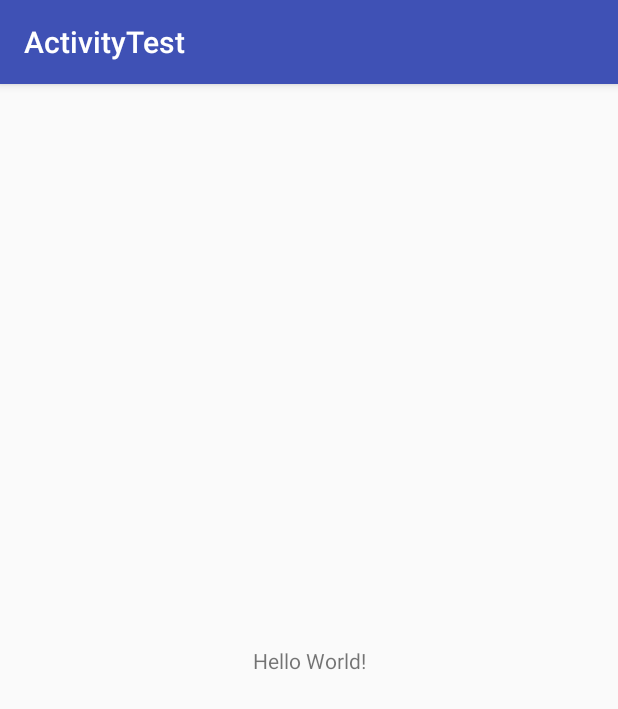
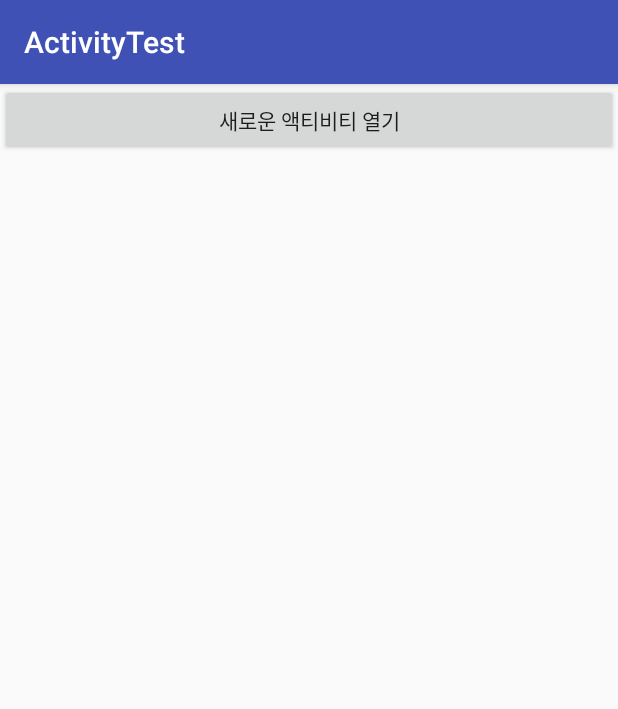
Before and after one commit to dodo1305/ActivityTest, an Android app: the screen it shows after launch (MainActivity), on a phone screen of 412 x 824 dp. Shown: the top 709 px of the screen. Run offline under Robolectric (Android 15) with nearby library versions, the phone set to English and light mode, and no system bars.

Commit message:
#2 two layouts

```diff
--- a/app/src/main/java/kr/hs/emirim/dodo1305/activitytest/SecondActivity.java
+++ b/app/src/main/java/kr/hs/emirim/dodo1305/activitytest/SecondActivity.java
@@ -4,7 +4,6 @@ import android.support.v7.app.AppCompatActivity;
 import android.os.Bundle;
 
 public class SecondActivity extends AppCompatActivity {
-
     @Override
     protected void onCreate(Bundle savedInstanceState) {
         super.onCreate(savedInstanceState);
--- a/app/src/main/res/layout/activity_main.xml
+++ b/app/src/main/res/layout/activity_main.xml
@@ -5,14 +5,11 @@
     android:layout_width="match_parent"
     android:layout_height="match_parent"
     tools:context="kr.hs.emirim.dodo1305.activitytest.MainActivity">
+   <Button
+       android:id="@+id/but_main"
+       android:layout_width="match_parent"
+       android:layout_height="wrap_content"
+       android:text="새로운 액티비티 열기" />
 
-    <TextView
-        android:layout_width="wrap_content"
-        android:layout_height="wrap_content"
-        android:text="Hello World!"
-        app:layout_constraintBottom_toBottomOf="parent"
-        app:layout_constraintLeft_toLeftOf="parent"
-        app:layout_constraintRight_toRightOf="parent"
-        app:layout_constraintTop_toTopOf="parent" />
 
 </android.support.constraint.ConstraintLayout>
--- a/app/src/main/res/layout/activity_second.xml
+++ b/app/src/main/res/layout/activity_second.xml
@@ -6,4 +6,10 @@
     android:layout_height="match_parent"
     tools:context="kr.hs.emirim.dodo1305.activitytest.SecondActivity">
 
+    <Button
+        android:id="@+id/but_second"
+        android:layout_width="match_parent"
+        android:layout_height="wrap_content"
+        android:text="메인 액티비티로 돌아가기" />
+
 </android.support.constraint.ConstraintLayout>
```
